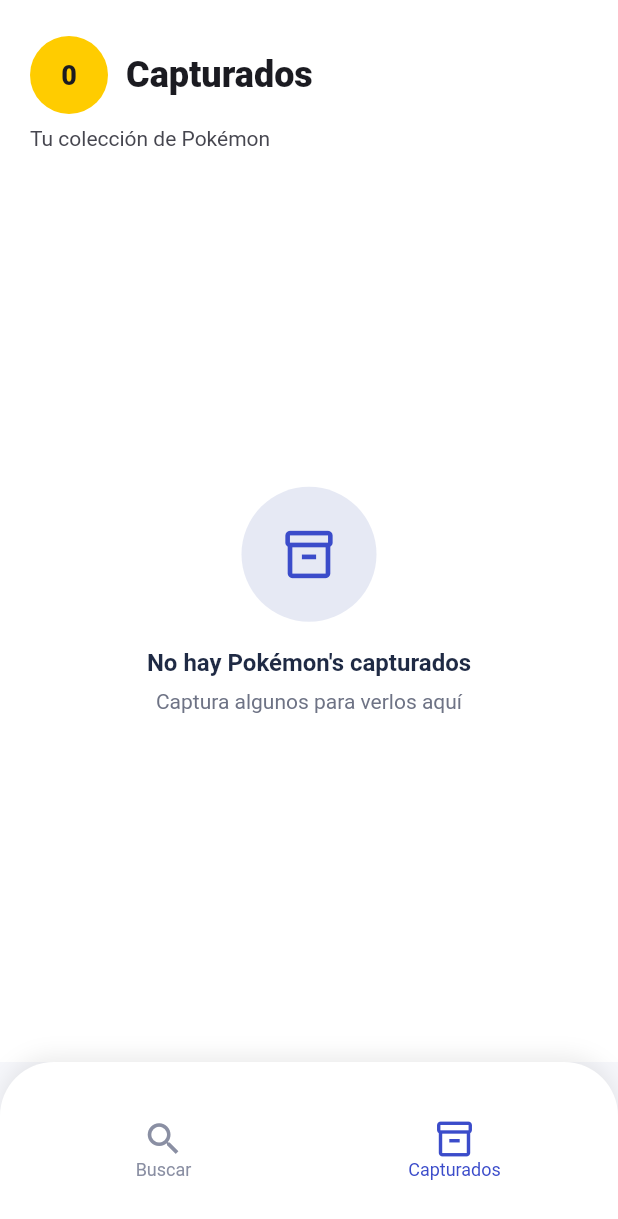
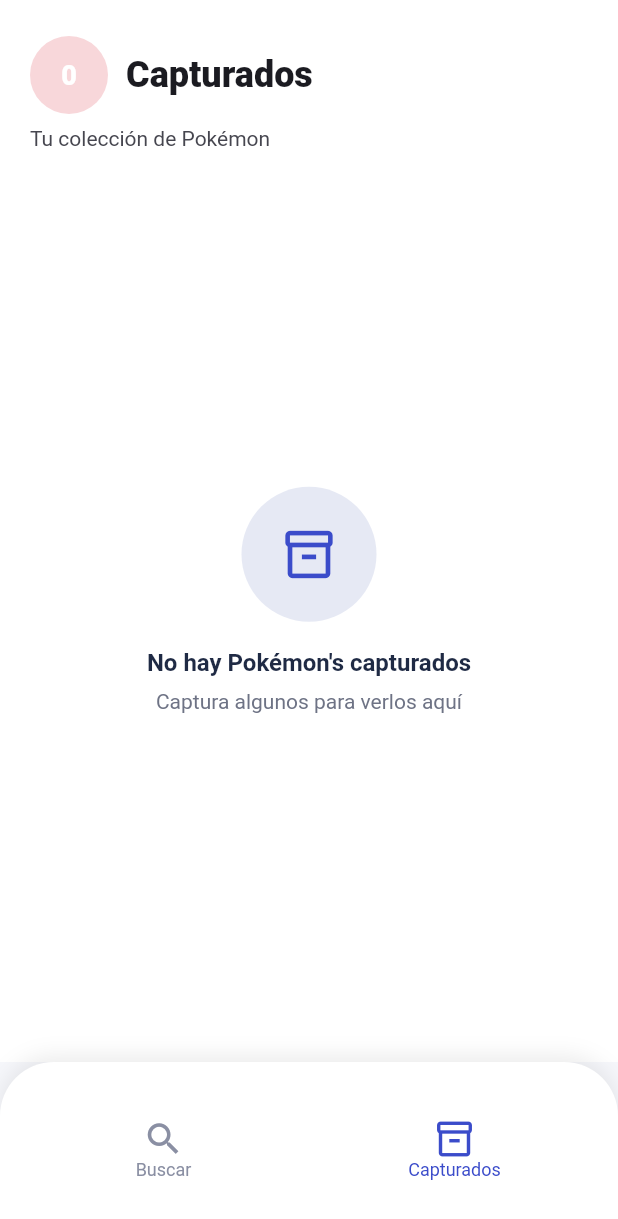
Before and after one commit to Alex-gs22/clean_architecture_poke_app, a Flutter app: the screen it shows after launch, item 2 of the bottom bar chosen, on a phone screen of 412 x 824 dp. Shown: the top 1219 px of the screen. Run offline on Flutter 3.47's test engine with Material 3 defaults, Android fonts, the phone set to English and light mode, and no system bars; our stand-ins replace dartz, dio, flutter_bloc, get_it, hive_flutter; accounts and stored records are empty.

Commit message:
feat: Enhance dark mode support across various components for improved UI consistency

```diff
--- a/lib/features/pokemons/presentation/pages/captured_pokemons_page.dart
+++ b/lib/features/pokemons/presentation/pages/captured_pokemons_page.dart
@@ -57,11 +57,13 @@ class CapturedPokemonsPage extends StatelessWidget {
                     return const Center(child: CircularProgressIndicator());
                   }
                   if (state is CapturedPokemonsError) {
+                    final isDark =
+                        Theme.of(context).colorScheme.brightness == Brightness.dark;
                     return Center(
                       child: Text(
                         state.message,
                         style: Theme.of(context).textTheme.titleMedium?.copyWith(
-                              color: const Color(0xFF1F2A44),
+                              color: isDark ? Colors.white : const Color(0xFF1F2A44),
                               fontWeight: FontWeight.w600,
                             ),
                       ),
@@ -121,6 +123,8 @@ class CapturedPokemonsPage extends StatelessWidget {
 class _EmptyState extends StatelessWidget {
   @override
   Widget build(BuildContext context) {
+    final theme = Theme.of(context);
+    final isDark = theme.colorScheme.brightness == Brightness.dark;
     return Center(
       child: Column(
         mainAxisAlignment: MainAxisAlignment.center,
@@ -128,30 +132,30 @@ class _EmptyState extends StatelessWidget {
           Container(
             width: 90,
             height: 90,
-            decoration: const BoxDecoration(
-              color: Color(0xFFE6E9F4),
+            decoration: BoxDecoration(
+              color: isDark ? theme.colorScheme.surfaceVariant.withOpacity(0.2) : const Color(0xFFE6E9F4),
               shape: BoxShape.circle,
             ),
-            child: const Icon(
+            child: Icon(
               Icons.inventory_2_outlined,
-              color: Color(0xFF3B4CCA),
+              color: isDark ? Colors.white : const Color(0xFF3B4CCA),
               size: 38,
             ),
           ),
           const SizedBox(height: 18),
           Text(
             'No hay Pokémon\'s capturados',
-            style: Theme.of(context).textTheme.titleMedium?.copyWith(
+            style: theme.textTheme.titleMedium?.copyWith(
               fontWeight: FontWeight.w700,
-              color: const Color(0xFF1F2A44),
+              color: isDark ? Colors.white : const Color(0xFF1F2A44),
             ),
           ),
           const SizedBox(height: 8),
           Text(
             'Captura algunos para verlos aquí',
-            style: Theme.of(
-              context,
-            ).textTheme.bodyMedium?.copyWith(color: const Color(0xFF6E7385)),
+            style: theme.textTheme.bodyMedium?.copyWith(
+              color: isDark ? Colors.white70 : const Color(0xFF6E7385),
+            ),
           ),
         ],
       ),
--- a/lib/features/pokemons/presentation/pages/pokemon_detail_page.dart
+++ b/lib/features/pokemons/presentation/pages/pokemon_detail_page.dart
@@ -42,11 +42,13 @@ class PokemonDetailPage extends StatelessWidget {
             return const Center(child: CircularProgressIndicator());
           }
           if (state is PokemonDetailError) {
+            final isDark =
+                Theme.of(context).colorScheme.brightness == Brightness.dark;
             return Center(
               child: Text(
                 state.message,
                 style: Theme.of(context).textTheme.titleMedium?.copyWith(
-                      color: const Color(0xFF1F2A44),
+                      color: isDark ? Colors.white : const Color(0xFF1F2A44),
                       fontWeight: FontWeight.w600,
                     ),
               ),
--- a/lib/features/pokemons/presentation/widgets/captured_header.dart
+++ b/lib/features/pokemons/presentation/widgets/captured_header.dart
@@ -9,6 +9,10 @@ class CapturedHeader extends StatelessWidget {
   Widget build(BuildContext context) {
     final theme = Theme.of(context);
     final onBackground = theme.colorScheme.onBackground;
+    final isDark = theme.brightness == Brightness.dark;
+    final circleColor =
+        isDark ? theme.colorScheme.primary : const Color(0xFFF8D7DA);
+    const iconColor = Colors.white;
     return Column(
       crossAxisAlignment: CrossAxisAlignment.start,
       children: [
@@ -17,15 +21,15 @@ class CapturedHeader extends StatelessWidget {
             Container(
               width: 52,
               height: 52,
-              decoration: const BoxDecoration(
-                color: Color(0xFFFFCC00),
+              decoration: BoxDecoration(
+                color: circleColor,
                 shape: BoxShape.circle,
               ),
               alignment: Alignment.center,
               child: Text(
                 '$count',
                 style: TextStyle(
-                  color: onBackground,
+                  color: iconColor,
                   fontWeight: FontWeight.w800,
                   fontSize: 18,
                 ),
--- a/lib/features/pokemons/presentation/widgets/captured_list_item.dart
+++ b/lib/features/pokemons/presentation/widgets/captured_list_item.dart
@@ -14,7 +14,9 @@ class CapturedListItem extends StatelessWidget {
   @override
   Widget build(BuildContext context) {
     final theme = Theme.of(context);
-    final surface = theme.colorScheme.surface;
+    final surface = theme.colorScheme.brightness == Brightness.dark
+        ? theme.colorScheme.surface.withOpacity(0.12)
+        : theme.colorScheme.surface;
     final onSurface = theme.colorScheme.onSurface;
     final surfaceVariant = theme.colorScheme.surfaceVariant;
     return InkWell(
--- a/lib/features/pokemons/presentation/widgets/pokemon_card.dart
+++ b/lib/features/pokemons/presentation/widgets/pokemon_card.dart
@@ -20,7 +20,9 @@ class PokemonCard extends StatelessWidget {
   @override
   Widget build(BuildContext context) {
     final theme = Theme.of(context);
-    final surface = theme.colorScheme.surface;
+    final surface = theme.colorScheme.brightness == Brightness.dark
+        ? theme.colorScheme.surface.withOpacity(0.12)
+        : theme.colorScheme.surface;
     final onSurface = theme.colorScheme.onSurface;
     final surfaceVariant = theme.colorScheme.surfaceVariant;
     return Container(
--- a/lib/features/pokemons/presentation/widgets/pokemon_detail_stats_card.dart
+++ b/lib/features/pokemons/presentation/widgets/pokemon_detail_stats_card.dart
@@ -9,7 +9,10 @@ class PokemonDetailStatsCard extends StatelessWidget {
   @override
   Widget build(BuildContext context) {
     final stats = pokemon.stats;
-    final surface = Theme.of(context).colorScheme.surface;
+    final theme = Theme.of(context);
+    final surface = theme.colorScheme.brightness == Brightness.dark
+        ? theme.colorScheme.surface.withOpacity(0.12)
+        : theme.colorScheme.surface;
     return Container(
       width: double.infinity,
       padding: const EdgeInsets.all(18),
--- a/lib/features/pokemons/presentation/widgets/pokemon_detail_summary_card.dart
+++ b/lib/features/pokemons/presentation/widgets/pokemon_detail_summary_card.dart
@@ -9,7 +9,9 @@ class PokemonDetailSummaryCard extends StatelessWidget {
   @override
   Widget build(BuildContext context) {
     final theme = Theme.of(context);
-    final surface = theme.colorScheme.surface;
+    final surface = theme.colorScheme.brightness == Brightness.dark
+        ? theme.colorScheme.surface.withOpacity(0.12)
+        : theme.colorScheme.surface;
     final onSurface = theme.colorScheme.onSurface;
     final surfaceVariant = theme.colorScheme.surfaceVariant;
     return Container(
--- a/lib/features/pokemons/presentation/widgets/search_input_card.dart
+++ b/lib/features/pokemons/presentation/widgets/search_input_card.dart
@@ -61,7 +61,7 @@ class SearchInputCard extends StatelessWidget {
               focusedBorder: OutlineInputBorder(
                 borderRadius: BorderRadius.circular(12),
                 borderSide: BorderSide(
-                  color: theme.colorScheme.primary,
+                  color: theme.colorScheme.onSurfaceVariant,
                   width: 1.5,
                 ),
               ),
```
Also changed, not shown: lib/features/pokemons/presentation/widgets/search_header.dart (+7 -3 lines), lib/features/pokemons/presentation/widgets/search_result_area.dart (+21 -12 lines).
